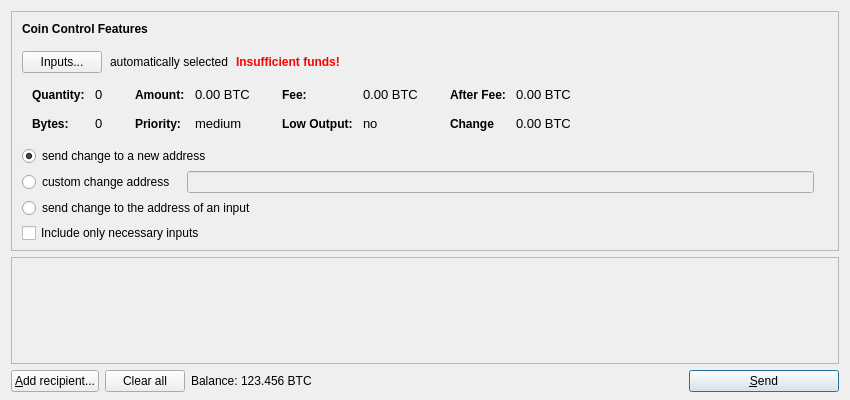
Old version of the form src/qt/forms/sendcoinsdialog.ui in the repository gabrielpgava/nubits.
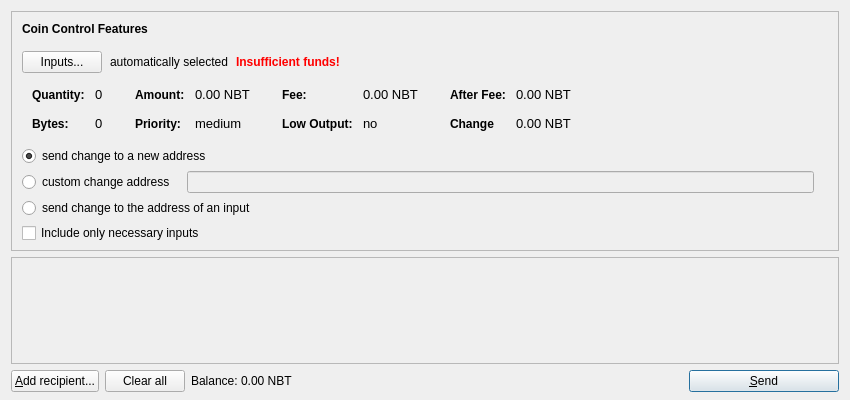
New version of the form.

The edit to the form file:
```diff
--- a/src/qt/forms/sendcoinsdialog.ui
+++ b/src/qt/forms/sendcoinsdialog.ui
@@ -321,7 +321,7 @@
                   <enum>Qt::ActionsContextMenu</enum>
                  </property>
                  <property name="text">
-                  <string>0.00 BTC</string>
+                  <string>0.00 NBT</string>
                  </property>
                  <property name="textInteractionFlags">
                   <set>Qt::LinksAccessibleByMouse|Qt::TextSelectableByKeyboard|Qt::TextSelectableByMouse</set>
@@ -407,7 +407,7 @@
                   <enum>Qt::ActionsContextMenu</enum>
                  </property>
                  <property name="text">
-                  <string>0.00 BTC</string>
+                  <string>0.00 NBT</string>
                  </property>
                  <property name="textInteractionFlags">
                   <set>Qt::LinksAccessibleByMouse|Qt::TextSelectableByKeyboard|Qt::TextSelectableByMouse</set>
@@ -493,7 +493,7 @@
                   <enum>Qt::ActionsContextMenu</enum>
                  </property>
                  <property name="text">
-                  <string>0.00 BTC</string>
+                  <string>0.00 NBT</string>
                  </property>
                  <property name="textInteractionFlags">
                   <set>Qt::LinksAccessibleByMouse|Qt::TextSelectableByKeyboard|Qt::TextSelectableByMouse</set>
@@ -525,7 +525,7 @@
                   <enum>Qt::ActionsContextMenu</enum>
                  </property>
                  <property name="text">
-                  <string>0.00 BTC</string>
+                  <string>0.00 NBT</string>
                  </property>
                  <property name="textInteractionFlags">
                   <set>Qt::LinksAccessibleByMouse|Qt::TextSelectableByKeyboard|Qt::TextSelectableByMouse</set>
@@ -790,7 +790,7 @@
        <item>
         <widget class="QLabel" name="labelBalance">
          <property name="text">
-          <string>123.456 BTC</string>
+          <string>0.00 NBT</string>
          </property>
          <property name="textInteractionFlags">
           <set>Qt::LinksAccessibleByMouse|Qt::TextSelectableByKeyboard|Qt::TextSelectableByMouse</set>
```
Left out of the diff: 2 changed lines with no effect on the pictures.
